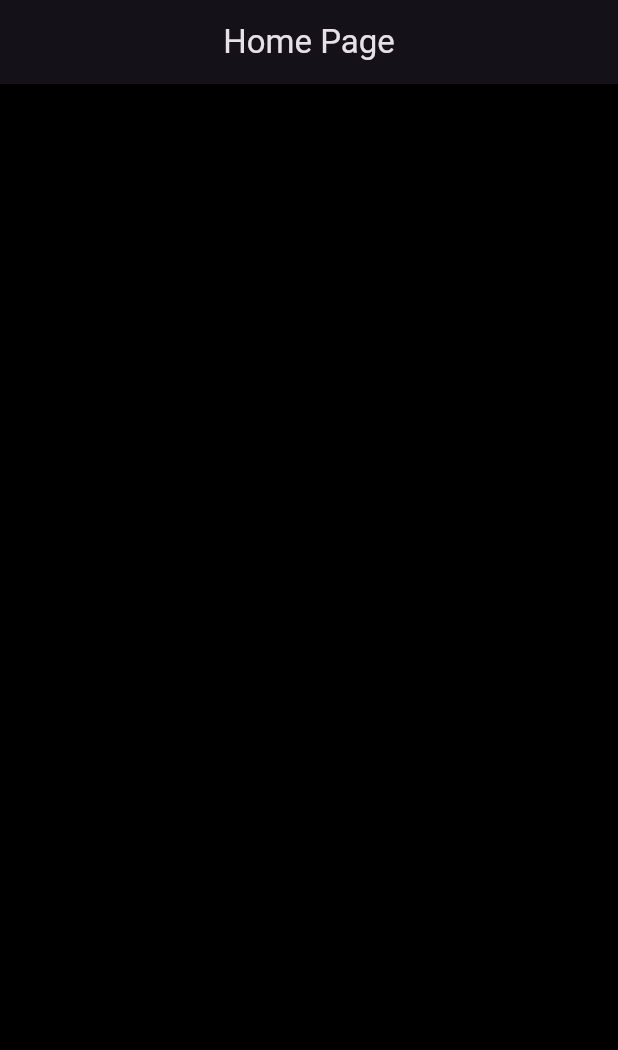
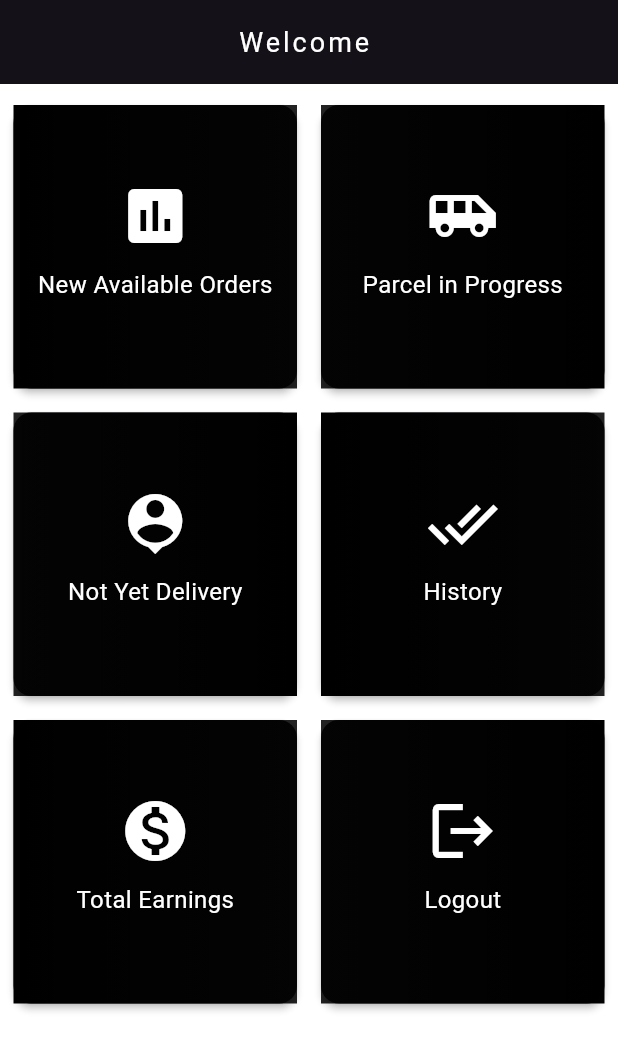
Before and after one commit to MdLimon123/riders-apps, a Flutter app: the HomeScreen screen opened directly, on a phone screen of 412 x 824 dp. Shown: the top 1050 px of the screen. Run offline on Flutter 3.47's test engine with Material 3 defaults, Android fonts, the phone set to English and light mode, and no system bars; our stand-ins replace cloud_firestore, firebase_auth, firebase_core, firebase_storage, geocoding, geolocator and 3 more; accounts and stored records are empty.

Commit message:
dashboard done

```diff
--- a/lib/main.dart
+++ b/lib/main.dart
@@ -35,7 +35,7 @@ class MyApp extends StatelessWidget {
     return MaterialApp(
       title: 'Flutter Demo',
       debugShowCheckedModeBanner: false,
-      theme: ThemeData.dark().copyWith(scaffoldBackgroundColor: Colors.black),
+      theme: ThemeData.dark().copyWith(scaffoldBackgroundColor: Colors.white),
       home: const SplashScreen(),
     );
   }
--- a/lib/view/mainScreen/home_screen.dart
+++ b/lib/view/mainScreen/home_screen.dart
@@ -1,6 +1,6 @@
 import 'package:flutter/material.dart';
 
-
+import '../../global/global_vars.dart';
 
 class HomeScreen extends StatefulWidget {
   const HomeScreen({super.key});
@@ -10,13 +10,85 @@ class HomeScreen extends StatefulWidget {
 }
 
 class _HomeScreenState extends State<HomeScreen> {
+
+
+  Card dashboardItem(String title, IconData iconData, int index){
+    return Card(
+      elevation: 2,
+      margin: const EdgeInsets.all(8),
+      child: Container(
+        decoration: index == 0 || index ==3 || index ==4?
+        const BoxDecoration(
+          gradient: LinearGradient(
+              colors:[Colors.black, Colors.black87],
+            begin: FractionalOffset(0.0, 0.0),
+            end: FractionalOffset(1.0, 0.0),
+            tileMode: TileMode.clamp
+          )
+        ):
+        const BoxDecoration(
+            gradient: LinearGradient(
+                colors:[Colors.black87, Colors.black],
+                begin: FractionalOffset(0.0, 0.0),
+                end: FractionalOffset(1.0, 0.0),
+                tileMode: TileMode.clamp
+            )
+        ),
+        child: InkWell(
+          onTap: (){},
+          child: Column(
+            crossAxisAlignment: CrossAxisAlignment.stretch,
+            mainAxisSize: MainAxisSize.min,
+            verticalDirection: VerticalDirection.down,
+            children: [
+              const SizedBox(height: 50,),
+
+              Center(
+                child: Icon(iconData,
+                size: 48,
+                color: Colors.white,),
+              ),
+              const SizedBox(height: 10,),
+              Center(
+                child: Text(title,
+                style: const TextStyle(
+                  color: Colors.white,
+                  fontSize: 16
+                ),),
+              )
+            ],
+          ),
+        ),
+      ),
+    );
+  }
+
   @override
   Widget build(BuildContext context) {
     return Scaffold(
       appBar: AppBar(
         automaticallyImplyLeading: false,
-        title: Text('Home Page'),
+        title: Text("Welcome ${sharedPreferences!.getString("name")}",
+        style: const TextStyle(
+          fontSize: 18,
+          letterSpacing: 2,
+          color: Colors.white
+        ),),
         centerTitle: true,
+      ),
+      body: Container(
+        padding: const EdgeInsets.symmetric(vertical: 6, horizontal: 1),
+        child: GridView.count(
+            crossAxisCount: 2,
+          children: [
+            dashboardItem('New Available Orders', Icons.assessment, 0),
+            dashboardItem('Parcel in Progress', Icons.airport_shuttle, 1),
+            dashboardItem('Not Yet Delivery', Icons.location_history, 2),
+            dashboardItem('History', Icons.done_all, 3),
+            dashboardItem('Total Earnings', Icons.monetization_on, 4),
+            dashboardItem('Logout', Icons.logout, 5),
+          ],
+        ),
       ),
     );
   }
```
Also changed, not shown: flutter_01.png (added).
